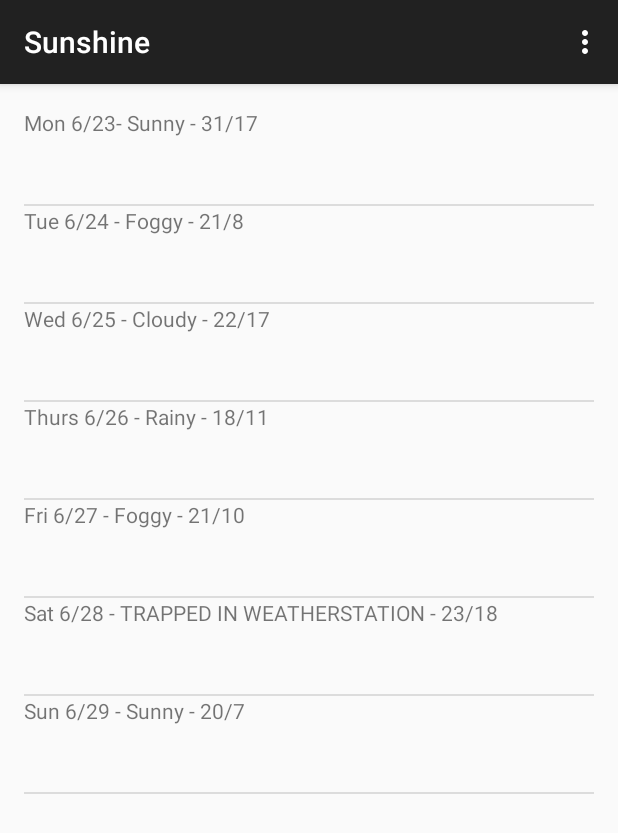
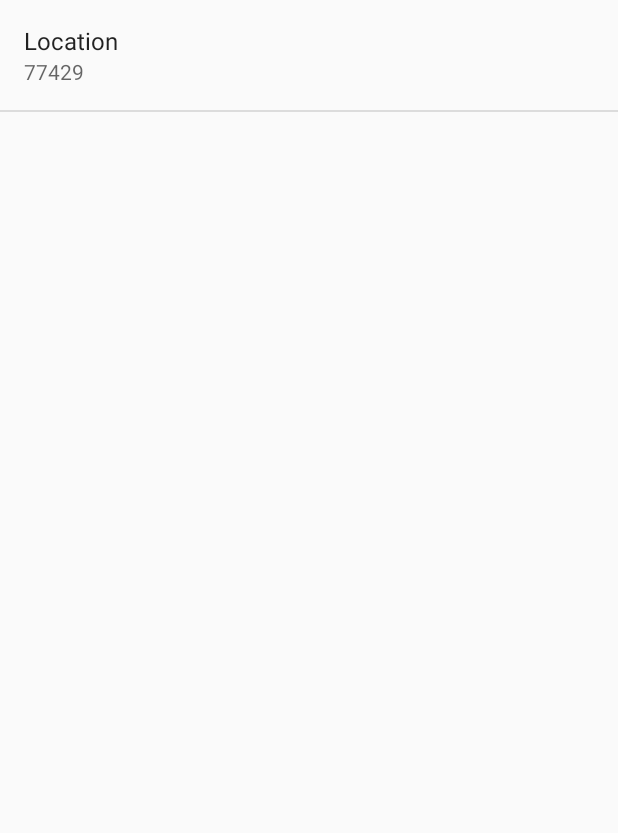
Before and after one commit to jainkamini/Sunshine, an Android app: the screen it shows after launch (MainActivity before the commit, SettingsActivity after it), in the options menu, after a tap on "Settings", on a phone screen of 412 x 824 dp. Shown: the top 833 px of the screen. Run offline under Robolectric (Android 15) with nearby library versions, the phone set to English and light mode, and no system bars.

Commit message:
Add location in Settings

```diff
--- a/app/build.gradle
+++ b/app/build.gradle
@@ -22,4 +22,5 @@ android {
 dependencies {
     compile fileTree(dir: 'libs', include: ['*.jar'])
     compile 'com.android.support:appcompat-v7:23.0.1'
+    compile 'com.android.support:support-v4:23.0.1'
 }
--- a/app/src/main/java/com/example/android/sunshine/app/DetailActivity.java
+++ b/app/src/main/java/com/example/android/sunshine/app/DetailActivity.java
@@ -46,6 +46,7 @@ public class DetailActivity extends ActionBarActivity {
 
         //noinspection SimplifiableIfStatement
         if (id == R.id.action_settings) {
+            startActivity(new Intent(this, SettingsActivity.class));
             return true;
         }
 
--- a/app/src/main/java/com/example/android/sunshine/app/ForecastFragment.java
+++ b/app/src/main/java/com/example/android/sunshine/app/ForecastFragment.java
@@ -1,9 +1,11 @@
 package com.example.android.sunshine.app;
 
 import android.content.Intent;
+import android.content.SharedPreferences;
 import android.net.Uri;
 import android.os.AsyncTask;
 import android.os.Bundle;
+import android.preference.PreferenceManager;
 import android.support.v4.app.Fragment;
 import android.text.format.Time;
 import android.util.Log;
@@ -106,10 +108,12 @@ public class ForecastFragment extends Fragment {
         // as you specify a parent activity in AndroidManifest.xml.
         int id = item.getItemId();
         if (id == R.id.action_refresh) {
-            FetchWeatherTask weatherTask = new FetchWeatherTask();
-            weatherTask.execute("77429");
+            //before setting activity
+            updateWeather();
+
             return true;
         }
+
         return super.onOptionsItemSelected(item);
     }
 
@@ -118,7 +122,7 @@ public class ForecastFragment extends Fragment {
                              Bundle savedInstanceState) {
 
         // Create some dummy data for the ListView.  Here's a sample weekly forecast
-        String[] data = {
+        /*String[] data = {
                 "Mon 6/23- Sunny - 31/17",
                 "Tue 6/24 - Foggy - 21/8",
                 "Wed 6/25 - Cloudy - 22/17",
@@ -126,8 +130,8 @@ public class ForecastFragment extends Fragment {
                 "Fri 6/27 - Foggy - 21/10",
                 "Sat 6/28 - TRAPPED IN WEATHERSTATION - 23/18",
                 "Sun 6/29 - Sunny - 20/7"
-        };
-        List<String> weekForecast = new ArrayList<String>(Arrays.asList(data));
+        };*/
+      /*  List<String> weekForecast = new ArrayList<String>(Arrays.asList(data));*/
 
         // Now that we have some dummy forecast data, create an ArrayAdapter.
         // The ArrayAdapter will take data from a source (like our dummy forecast) and
@@ -137,7 +141,7 @@ public class ForecastFragment extends Fragment {
                         getActivity(), // The current context (this activity)
                         R.layout.list_item_forcast, // The name of the layout ID.
                         R.id.list_item_forcast_textview, // The ID of the textview to populate.
-                        weekForecast);
+                        new ArrayList<String>());
 
         View rootView = inflater.inflate(R.layout.fragment_main, container, false);
 
@@ -159,6 +163,19 @@ public class ForecastFragment extends Fragment {
         return rootView;
     }
 
+    private void updateWeather() {
+        FetchWeatherTask weatherTask = new FetchWeatherTask();
+        SharedPreferences prefs = PreferenceManager.getDefaultSharedPreferences(getActivity());
+        String location = prefs.getString(getString(R.string.pref_location_key),
+                getString(R.string.pref_location_default));
+        weatherTask.execute(location);
+    }
+
+    @Override
+    public void onStart() {
+        super.onStart();
+        updateWeather();
+    }
     public class FetchWeatherTask extends AsyncTask<String, Void, String[]> {
 
         private final String LOG_TAG = FetchWeatherTask.class.getSimpleName();
--- a/app/src/main/java/com/example/android/sunshine/app/MainActivity.java
+++ b/app/src/main/java/com/example/android/sunshine/app/MainActivity.java
@@ -1,5 +1,6 @@
 package com.example.android.sunshine.app;
 
+import android.content.Intent;
 import android.support.v7.app.ActionBarActivity;
 import android.os.Bundle;
 import android.view.Menu;
@@ -31,6 +32,7 @@ public class MainActivity extends ActionBarActivity {
 
         //noinspection SimplifiableIfStatement
         if (id == R.id.action_settings) {
+            startActivity(new Intent(this, SettingsActivity.class));
             return true;
         }
 
--- /dev/null
+++ b/app/src/main/java/com/example/android/sunshine/app/SettingsActivity.java
@@ -0,0 +1,91 @@
+package com.example.android.sunshine.app;
+
+import android.annotation.TargetApi;
+import android.content.Context;
+import android.content.res.Configuration;
+import android.media.Ringtone;
+import android.media.RingtoneManager;
+import android.net.Uri;
+import android.os.Build;
+import android.os.Bundle;
+import android.preference.ListPreference;
+import android.preference.Preference;
+import android.preference.PreferenceActivity;
+import android.preference.PreferenceCategory;
+import android.preference.PreferenceFragment;
+import android.preference.PreferenceManager;
+import android.preference.RingtonePreference;
+import android.text.TextUtils;
+import android.view.MenuItem;
+import android.support.v4.app.NavUtils;
+
+
+import java.util.List;
+
+import android.content.SharedPreferences;
+import android.os.Bundle;
+import android.preference.ListPreference;
+import android.preference.Preference;
+import android.preference.PreferenceActivity;
+import android.preference.PreferenceManager;
+import android.view.KeyEvent;
+
+/**
+ * A {@link PreferenceActivity} that presents a set of application settings.
+ * <p>
+ * See <a href="http://developer.android.com/design/patterns/settings.html">
+ * Android Design: Settings</a> for design guidelines and the <a
+ * href="http://developer.android.com/guide/topics/ui/settings.html">Settings
+ * API Guide</a> for more information on developing a Settings UI.
+ */
+public class SettingsActivity extends PreferenceActivity
+        implements Preference.OnPreferenceChangeListener {
+
+    @Override
+    public void onCreate(Bundle savedInstanceState) {
+        super.onCreate(savedInstanceState);
+        // Add 'general' preferences, defined in the XML file
+        addPreferencesFromResource(R.xml.pref_general);
+
+        // For all preferences, attach an OnPreferenceChangeListener so the UI summary can be
+        // updated when the preference changes.
+        bindPreferenceSummaryToValue(findPreference(getString(R.string.pref_location_key)));
+    }
+
+    /**
+     * Attaches a listener so the summary is always updated with the preference value.
+     * Also fires the listener once, to initialize the summary (so it shows up before the value
+     * is changed.)
+     */
+    private void bindPreferenceSummaryToValue(Preference preference) {
+        // Set the listener to watch for value changes.
+        preference.setOnPreferenceChangeListener(this);
+
+        // Trigger the listener immediately with the preference's
+        // current value.
+        onPreferenceChange(preference,
+                PreferenceManager
+                        .getDefaultSharedPreferences(preference.getContext())
+                        .getString(preference.getKey(), ""));
+    }
+
+    @Override
+    public boolean onPreferenceChange(Preference preference, Object value) {
+        String stringValue = value.toString();
+
+        if (preference instanceof ListPreference) {
+            // For list preferences, look up the correct display value in
+            // the preference's 'entries' list (since they have separate labels/values).
+            ListPreference listPreference = (ListPreference) preference;
+            int prefIndex = listPreference.findIndexOfValue(stringValue);
+            if (prefIndex >= 0) {
+                preference.setSummary(listPreference.getEntries()[prefIndex]);
+            }
+        } else {
+            // For other preferences, set the summary to the value's simple string representation.
+            preference.setSummary(stringValue);
+        }
+        return true;
+    }
+
+}
--- a/app/src/main/res/values/strings.xml
+++ b/app/src/main/res/values/strings.xml
@@ -3,6 +3,14 @@
     <string name="hello_world">Hello world!</string>
     <string name="action_settings">Settings</string>
     <string name="action_refresh" translatable="false">Refresh</string>
-    <string name="title_activity_detail">DetailActivity</string>
+    <string name="title_activity_detail">Details</string>
+    <!-- Label for the location preference [CHAR LIMIT=30] -->
+    <string name="pref_location_label">Location</string>
+
+    <!-- Key name for storing location in SharedPreferences [CHAR LIMIT=NONE] -->
+    <string name="pref_location_key" translatable="false">location</string>
+
+    <!-- Default postal code for location preference [CHAR LIMIT=NONE] -->
+    <string name="pref_location_default" translatable="false">77429</string>
 
 </resources>
--- /dev/null
+++ b/app/src/main/res/xml/pref_general.xml
@@ -0,0 +1,13 @@
+<?xml version="1.0" encoding="utf-8"?>
+<PreferenceScreen xmlns:android="http://schemas.android.com/apk/res/android"
+    android:layout_width="match_parent"
+    android:layout_height="match_parent">
+
+    <EditTextPreference
+        android:title="@string/pref_location_label"
+        android:key="@string/pref_location_key"
+        android:defaultValue="@string/pref_location_default"
+        android:inputType="text"
+        android:singleLine="true" />
+
+</PreferenceScreen>
--- /dev/null
+++ b/app/src/main/res/xml/xml.xml
@@ -0,0 +1,4 @@
+<?xml version="1.0" encoding="utf-8"?>
+<PreferenceScreen xmlns:android="http://schemas.android.com/apk/res/android">
+
+</PreferenceScreen>
```
Also changed, not shown: app/src/main/AndroidManifest.xml (+8 -0 lines), app/src/main/res/values/strings_activity_settings.xml (added, +61 -0 lines), app/src/main/res/xml/pref_data_sync.xml (added, +21 -0 lines), app/src/main/res/xml/pref_headers.xml (added, +17 -0 lines), app/src/main/res/xml/pref_notification.xml (added, +27 -0 lines).
